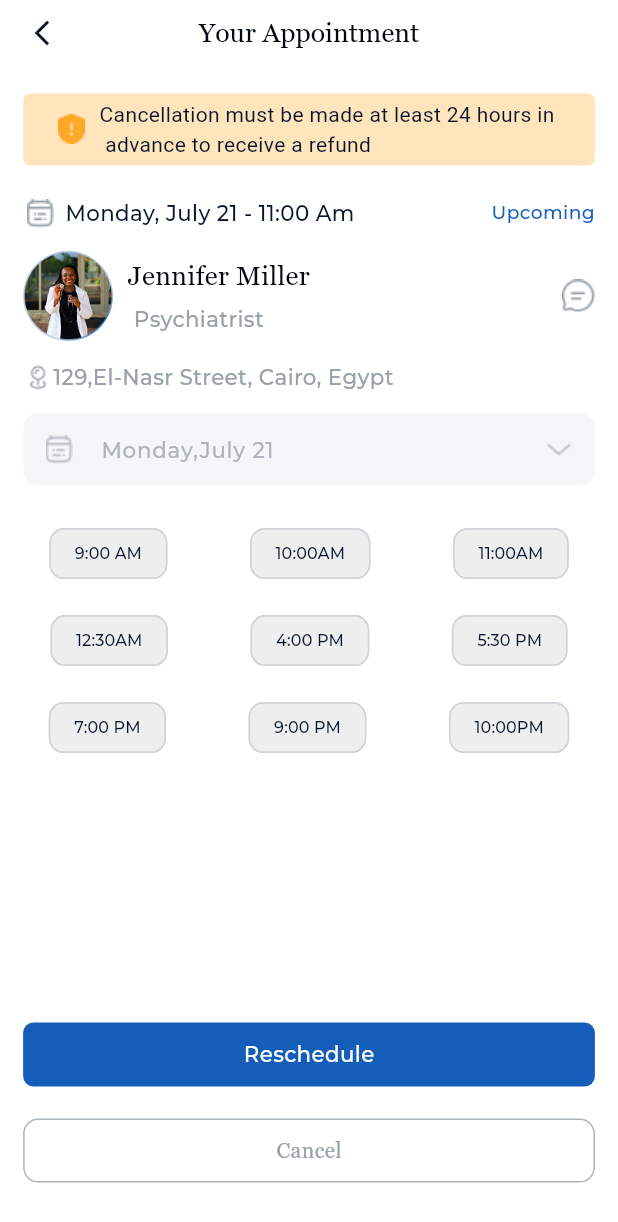
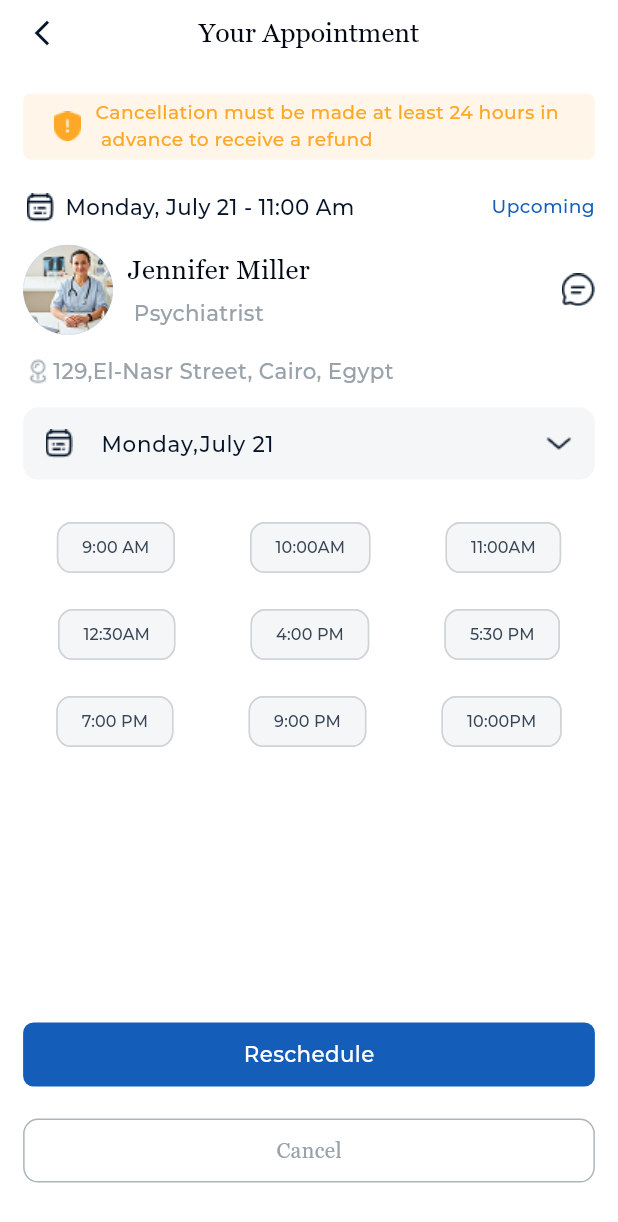
Before and after one commit to Huma-volve/Round-8-mobile-Cure-team2, a Flutter app: the screen it shows after launch, on a phone screen of 412 x 824 dp. Shown: the top 1222 px of the screen. Run offline on Flutter 3.47's test engine with Material 3 defaults, Android fonts, the phone set to English and light mode, and no system bars; drawn by our look-alikes of flutter_animate; our stand-ins replace country_code_picker, dotted_border, easy_date_timeline, flutter_bloc, flutter_screenutil, flutter_spinkit and 5 more.

Commit message:
editting on yourAppointmentScreen

```diff
--- a/lib/app.dart
+++ b/lib/app.dart
@@ -1,6 +1,5 @@
 import 'package:cure_team_2/core/routing/app_router.dart';
 import 'package:cure_team_2/core/theme/app_theme.dart';
-import 'package:cure_team_2/features/bookingAppointment/screens/Payment_Method.dart';
 import 'package:cure_team_2/features/bookingAppointment/screens/your_appointment.dart';
 import 'package:flutter/material.dart';
 import 'package:flutter_screenutil/flutter_screenutil.dart';
--- a/lib/core/constants/assets.dart
+++ b/lib/core/constants/assets.dart
@@ -12,6 +12,7 @@ class Assets {
   static const String loginIllustration = "assets/images/login.png";
   static const String doctorphoto = "assets/images/doctorPhoto.png";
   static const String docPhoto = "assets/images/docPhoto.png";
+  static const String boy = "assets/images/docAppoint.png";
 
   /// icons
   static const String googleIcon = "assets/images/google.svg";
--- a/lib/features/bookingAppointment/screens/your_appointment.dart
+++ b/lib/features/bookingAppointment/screens/your_appointment.dart
@@ -16,7 +16,8 @@ class YourAppointment extends StatefulWidget {
 }
 
 class _YourAppointmentState extends State<YourAppointment> {
-  int selectedIndex = -1;
+  int _selectedIndex = -1;
+
   @override
   Widget build(BuildContext context) {
     final List<String> times = [
@@ -42,7 +43,7 @@ class _YourAppointmentState extends State<YourAppointment> {
             Container(
               padding: const EdgeInsets.only(top: 4, bottom: 4),
               decoration: BoxDecoration(
-                color: AppColors.warning100,
+                color: AppColors.warning50,
                 borderRadius: BorderRadius.circular(5),
               ),
 
@@ -52,8 +53,12 @@ class _YourAppointmentState extends State<YourAppointment> {
                 children: [
                   Image.asset(Assets.warningicon),
                   SizedBox(width: 10.w),
-                  const Text(
-                    'Cancellation must be made at least 24 hours in \n advance to receive a refund',
+                  Text(
+                    "Cancellation must be made at least 24 hours in \n"
+                    " advance to receive a refund",
+                    style: AppTextStyles.montserratCaption.copyWith(
+                      color: AppColors.warning,
+                    ),
                   ),
                 ],
               ),
@@ -62,11 +67,18 @@ class _YourAppointmentState extends State<YourAppointment> {
             Row(
               mainAxisAlignment: MainAxisAlignment.center,
               children: [
-                Image.asset(Assets.bookingicon, width: 24.w, height: 24.h),
+                Image.asset(
+                  Assets.bookingicon,
+                  width: 24.w,
+                  height: 24.h,
+                  color: AppColors.secondary600,
+                ),
                 const SizedBox(width: 5),
                 Text(
                   'Monday, July 21 - 11:00 Am',
-                  style: AppTextStyles.montserratButton,
+                  style: AppTextStyles.montserratButton.copyWith(
+                    color: AppColors.secondary600,
+                  ),
                 ),
                 const Spacer(),
                 GestureDetector(
@@ -85,7 +97,7 @@ class _YourAppointmentState extends State<YourAppointment> {
               children: [
                 const CircleAvatar(
                   radius: 30,
-                  backgroundImage: AssetImage(Assets.doctorphoto),
+                  backgroundImage: AssetImage(Assets.boy),
                 ),
                 SizedBox(width: 10.w),
                 Column(
@@ -105,7 +117,7 @@ class _YourAppointmentState extends State<YourAppointment> {
                   ],
                 ),
                 const Spacer(),
-                Image.asset(Assets.chaticon),
+                Image.asset(Assets.chaticon, color: AppColors.secondary600),
               ],
             ),
             SizedBox(height: 16.h),
@@ -126,30 +138,51 @@ class _YourAppointmentState extends State<YourAppointment> {
               ],
             ),
             SizedBox(height: 16.h),
-            const AppTextField(
-              prefix: ImageIcon(AssetImage(Assets.bookingicon)),
+            AppTextField(
+              readOnly: true,
+              prefix: Image.asset(
+                Assets.bookingicon,
+                width: 24.w,
+                height: 24.h,
+                color: AppColors.secondary600,
+              ),
               hintText: 'Monday,July 21',
-              suffix: ImageIcon(AssetImage(Assets.downicon)),
+              suffix: Image.asset(
+                Assets.downicon,
+                width: 24.w,
+                height: 24.h,
+                color: AppColors.secondary600,
+              ),
+              hintStyle: AppTextStyles.montserratButton.copyWith(
+                color: AppColors.secondary600,
+              ),
             ),
             SizedBox(height: 24.h),
             Wrap(
               alignment: WrapAlignment.center,
-              spacing: 55,
+              spacing: 50,
               runSpacing: 10,
               children: List.generate(times.length, (index) {
                 return ChoiceChip(
                   label: Text(
                     times[index],
-                    style: AppTextStyles.montserratSmallCaption,
+                    style: AppTextStyles.montserratSmallCaption.copyWith(
+                      color:
+                          _selectedIndex == index
+                              ? Colors.white
+                              : AppColors.secondary400,
+                    ),
                   ),
-                  selected: selectedIndex == index,
+                  selected: _selectedIndex == index,
                   onSelected: (_) {
                     setState(() {
-                      selectedIndex = index;
+                      _selectedIndex = index;
                     });
                   },
-                  selectedColor: Colors.blue,
-                  backgroundColor: Colors.grey.shade200,
+
+                  selectedColor: AppColors.primary,
+                  backgroundColor: AppColors.grey50,
+                  showCheckmark: false,
                   shape: RoundedRectangleBorder(
                     borderRadius: BorderRadius.circular(10),
                   ),
@@ -180,4 +213,10 @@ class _YourAppointmentState extends State<YourAppointment> {
       ),
     );
   }
+  // @override
+  // void dispose() {
+
+  //   // TODO: implement dispose
+  //   super.dispose();
+  // }
 }
```
Also changed, not shown: assets/images/docAppoint.png (added).
